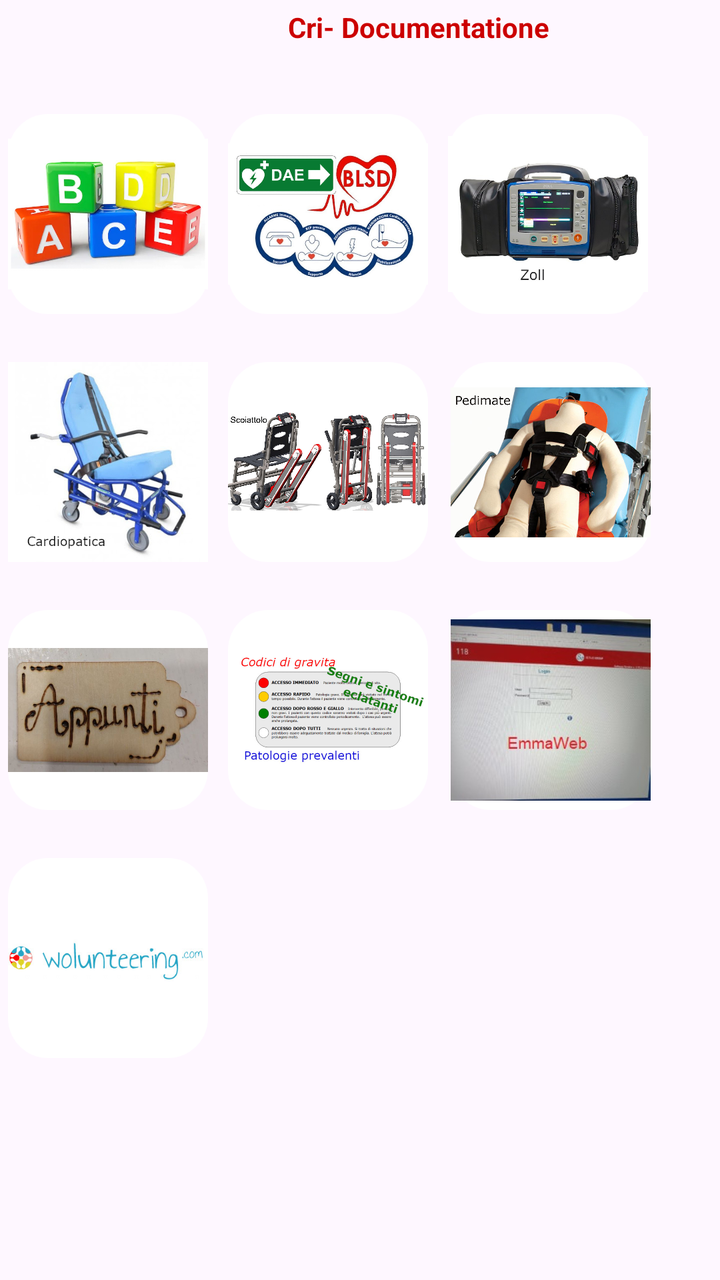
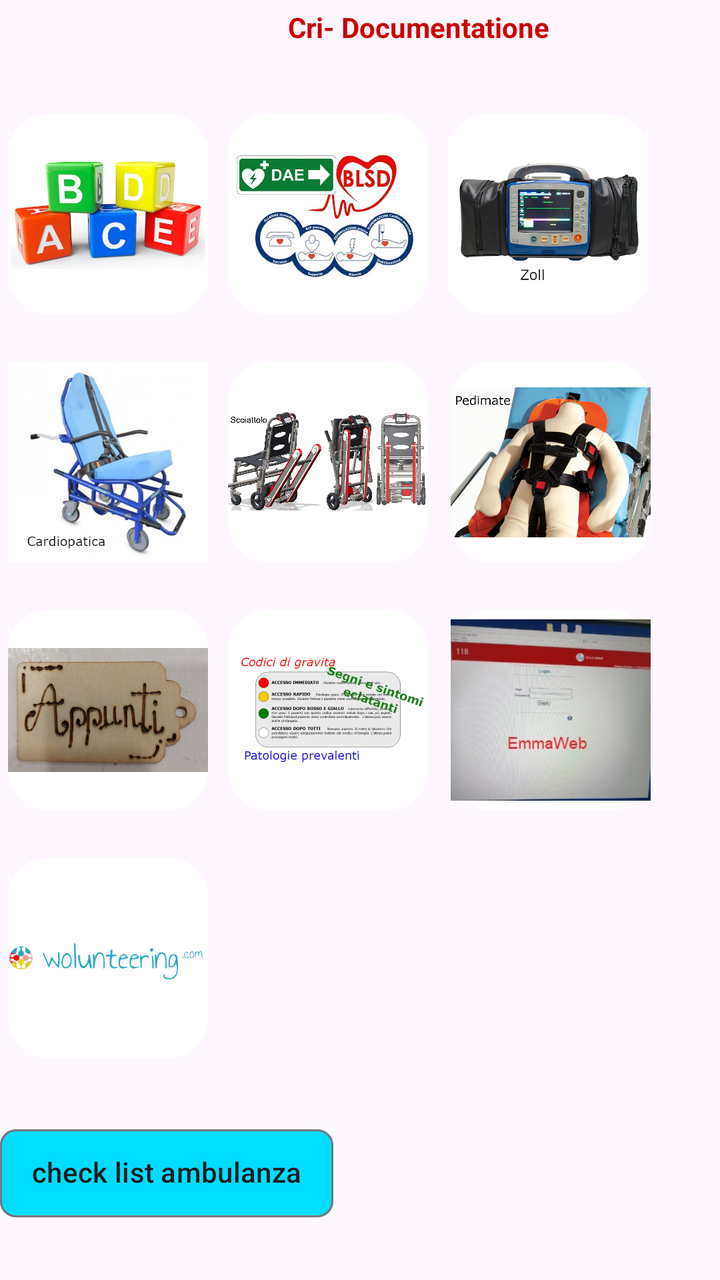

An Android layout rendered at two revisions. The XML below is the earlier revision; the diff shows what the commit changed to produce the second picture.
<!-- AndroidManifest.xml: application theme Theme.Crilavis -->
<!-- res/layout/activity_main.xml -->
<?xml version="1.0" encoding="utf-8"?>
<androidx.constraintlayout.widget.ConstraintLayout xmlns:android="http://schemas.android.com/apk/res/android"
    xmlns:app="http://schemas.android.com/apk/res-auto"
    xmlns:tools="http://schemas.android.com/tools"
    android:id="@+id/main"
    android:layout_width="match_parent"
    android:layout_height="match_parent"
    tools:context=".MainActivity">

    <TextView
        android:id="@+id/textView"
        android:layout_width="wrap_content"
        android:layout_height="wrap_content"
        android:layout_marginStart="144dp"
        android:layout_marginTop="4dp"
        android:text="Cri- Documentatione"
        android:textColor="@android:color/holo_red_dark"
        android:textSize="14sp"
        android:textStyle="bold"
        app:layout_constraintStart_toStartOf="parent"
        app:layout_constraintTop_toTopOf="parent" />

    <LinearLayout
        android:layout_width="match_parent"
        android:layout_height="wrap_content"
        android:orientation="horizontal"
        app:layout_constraintTop_toBottomOf="@+id/textView"
        tools:layout_editor_absoluteX="1dp">
    </LinearLayout>


    <LinearLayout
        android:id="@+id/linearLayout"
        android:layout_width="match_parent"
        android:layout_height="wrap_content"
        android:layout_marginTop="30dp"
        android:orientation="horizontal"
        app:layout_constraintEnd_toEndOf="parent"
        app:layout_constraintStart_toStartOf="parent"
        app:layout_constraintTop_toBottomOf="@+id/textView">


        <ImageButton
            android:id="@+id/imageButtonabcde"
            android:layout_width="100dp"
            android:layout_height="100dp"
            android:layout_marginStart="4dp"
            android:layout_marginTop="4dp"
            android:adjustViewBounds="false"
            android:background="@drawable/custom_image_buttton"
            android:scaleType="fitCenter"
            app:layout_constraintStart_toStartOf="parent"
            app:layout_constraintTop_toBottomOf="@+id/linearLayout"
            app:srcCompat="@drawable/abcde" />

        <ImageButton
            android:id="@+id/imageButtonblsd"
            android:layout_width="100dp"
            android:layout_height="100dp"
            android:layout_marginStart="10dp"
            android:layout_marginTop="4dp"
            android:adjustViewBounds="false"
            android:background="@drawable/custom_image_buttton"
            android:scaleType="fitCenter"
            app:layout_constraintEnd_toStartOf="@+id/imageButtonzoll"
            app:layout_constraintStart_toEndOf="@+id/imageButtonabcde"
            app:layout_constraintTop_toBottomOf="@+id/linearLayout"
            app:srcCompat="@drawable/blsd" />

        <ImageButton
            android:id="@+id/imageButtonzoll"
            android:layout_width="100dp"
            android:layout_height="100dp"
            android:layout_marginTop="4dp"
            android:layout_marginEnd="4dp"
            android:layout_marginStart="10dp"
            android:adjustViewBounds="false"
            android:background="@drawable/custom_image_buttton"
            android:scaleType="fitCenter"
            app:layout_constraintEnd_toEndOf="parent"
            app:layout_constraintTop_toBottomOf="@+id/linearLayout"
            app:srcCompat="@drawable/zoll" />
    </LinearLayout>

    <LinearLayout
        android:id="@+id/riga2"
        android:layout_width="match_parent"
        android:layout_height="wrap_content"
        android:layout_marginTop="20dp"
        android:orientation="horizontal"
        app:layout_constraintStart_toStartOf="@id/linearLayout"
        app:layout_constraintTop_toBottomOf="@+id/linearLayout">


        <ImageButton
            android:id="@+id/imgButtonCardiopatica"
            android:layout_width="100dp"
            android:layout_height="100dp"
            android:layout_marginStart="4dp"
            android:layout_marginTop="4dp"
            android:adjustViewBounds="false"
            android:background="@drawable/custom_image_buttton"
            android:scaleType="fitCenter"
            app:layout_constraintStart_toStartOf="parent"
            app:srcCompat="@drawable/cardiopatica_main" />

        <ImageButton
            android:id="@+id/imgButtonScoiattolo"
            android:layout_width="100dp"
            android:layout_height="100dp"
            android:layout_marginStart="10dp"
            android:layout_marginTop="4dp"
            android:layout_marginEnd="31dp"
            android:adjustViewBounds="false"
            android:background="@drawable/custom_image_buttton"
            android:scaleType="fitCenter"
            app:srcCompat="@drawable/scoiattolo" />

        <ImageButton
            android:id="@+id/imgButtonPedimate"
            android:layout_width="100dp"
            android:layout_height="100dp"
            android:layout_marginTop="4dp"
            android:layout_marginEnd="4dp"
            android:adjustViewBounds="false"
            android:background="@drawable/custom_image_buttton"
            android:scaleType="fitCenter"
            android:layout_marginStart="-20dp"
            app:srcCompat="@drawable/pedimate" />
    </LinearLayout>

    <LinearLayout
        android:id="@+id/riga3"
        android:layout_width="match_parent"
        android:layout_height="wrap_content"
        android:layout_marginTop="20dp"
        android:orientation="horizontal"
        app:layout_constraintStart_toStartOf="parent"
        app:layout_constraintTop_toBottomOf="@+id/riga2">


        <ImageButton
            android:id="@+id/imgButtonAppunti"
            android:layout_width="100dp"
            android:layout_height="100dp"
            android:layout_marginStart="4dp"
            android:layout_marginTop="4dp"
            android:adjustViewBounds="false"
            android:background="@drawable/custom_image_buttton"
            android:scaleType="fitCenter"
            app:layout_constraintStart_toStartOf="parent"
            app:srcCompat="@drawable/appunti_main" />

        <ImageButton
            android:id="@+id/imgButtonCodiciGravita"
            android:layout_width="100dp"
            android:layout_height="100dp"
            android:layout_marginStart="10dp"
            android:layout_marginTop="4dp"
            android:layout_marginEnd="31dp"
            android:adjustViewBounds="false"
            android:background="@drawable/custom_image_buttton"
            android:scaleType="fitCenter"
            app:srcCompat="@drawable/codici_gravita" />

        <ImageButton
            android:id="@+id/imgButtonEmma"
            android:layout_width="100dp"
            android:layout_height="100dp"
            android:layout_marginTop="4dp"
            android:layout_marginEnd="4dp"
            android:adjustViewBounds="false"
            android:background="@drawable/custom_image_buttton"
            android:scaleType="fitCenter"
            app:layout_constraintEnd_toEndOf="parent"
            android:layout_marginStart="-20dp"
            app:srcCompat="@drawable/emmaweb_main" />
    </LinearLayout>

    <LinearLayout
        android:id="@+id/riga4"
        android:layout_width="match_parent"
        android:layout_height="wrap_content"
        android:layout_marginTop="20dp"
        android:orientation="horizontal"
        app:layout_constraintStart_toStartOf="parent"
        app:layout_constraintTop_toBottomOf="@+id/riga3">

        <ImageButton
            android:layout_width="100dp"
            android:layout_height="100dp"
            android:layout_marginStart="4dp"
            android:layout_marginTop="4dp"
            android:adjustViewBounds="false"
            android:background="@drawable/custom_image_buttton"
            android:scaleType="fitCenter"
            app:layout_constraintStart_toStartOf="parent"
            app:srcCompat="@drawable/wolunteering" />
    </LinearLayout>
</androidx.constraintlayout.widget.ConstraintLayout>
<!-- resources referenced by this layout -->
<resources>
  <!-- drawable abcde: jpg bitmap (drawable, 43077 bytes) -->
  <!-- drawable appunti_main: jpg bitmap (drawable, 29899 bytes) -->
  <!-- drawable blsd: jpg bitmap (drawable, 133471 bytes) -->
  <!-- drawable cardiopatica_main: jpg bitmap (drawable, 35667 bytes) -->
  <!-- drawable codici_gravita: jpg bitmap (drawable, 74836 bytes) -->
  <!-- drawable custom_image_buttton (drawable) -->
  <?xml version="1.0" encoding="utf-8"?>
  <shape xmlns:android="http://schemas.android.com/apk/res/android">
      <solid android:color="#FFFFFF" />
      <corners android:radius="20dp" />
  </shape>
  <!-- drawable emmaweb_main: jpg bitmap (drawable, 21493 bytes) -->
  <!-- drawable pedimate: jpg bitmap (drawable, 142337 bytes) -->
  <!-- drawable scoiattolo: jpg bitmap (drawable, 314139 bytes) -->
  <!-- drawable wolunteering: jpg bitmap (drawable, 11351 bytes) -->
  <!-- drawable zoll: jpg bitmap (drawable, 55964 bytes) -->
  <style name="Theme.Crilavis" parent="Base.Theme.Crilavis" />
  <style name="Base.Theme.Crilavis" parent="Theme.Material3.DayNight.NoActionBar">
          
          
      </style>
</resources>

<!-- the commit's change to res/layout/activity_main.xml (unified diff, before → after) -->
@@ -197,4 +197,31 @@
             app:layout_constraintStart_toStartOf="parent"
             app:srcCompat="@drawable/wolunteering" />
     </LinearLayout>
+
+
+    <LinearLayout
+        android:id="@+id/riga5"
+        android:layout_width="match_parent"
+        android:layout_height="wrap_content"
+        android:layout_marginTop="4dp"
+        android:orientation="vertical"
+        app:layout_constraintBottom_toBottomOf="parent"
+        app:layout_constraintStart_toStartOf="parent"
+        app:layout_constraintTop_toBottomOf="@+id/riga4">
+
+        <com.google.android.material.chip.ChipGroup
+            android:layout_width="match_parent"
+            android:layout_height="match_parent"
+            android:id="@+id/riga6">
+
+            <com.google.android.material.chip.Chip
+                android:id="@+id/checklist_ambulanza"
+                android:layout_width="wrap_content"
+                android:layout_height="60dp"
+                android:text="check list ambulanza"
+                app:chipBackgroundColor="@android:color/holo_blue_bright" />
+
+        </com.google.android.material.chip.ChipGroup>
+    </LinearLayout>
+
 </androidx.constraintlayout.widget.ConstraintLayout>
